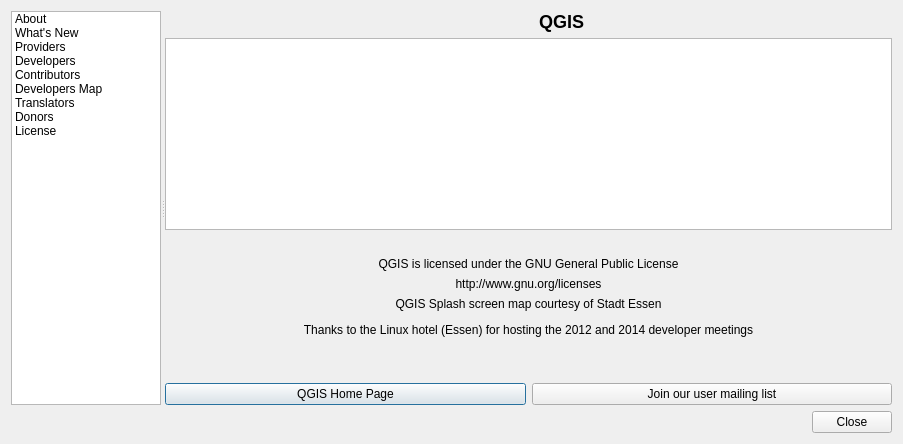
Above: src/ui/qgsabout.ui from nextgis/nextgisqgis before the change. Below: the same form after it.
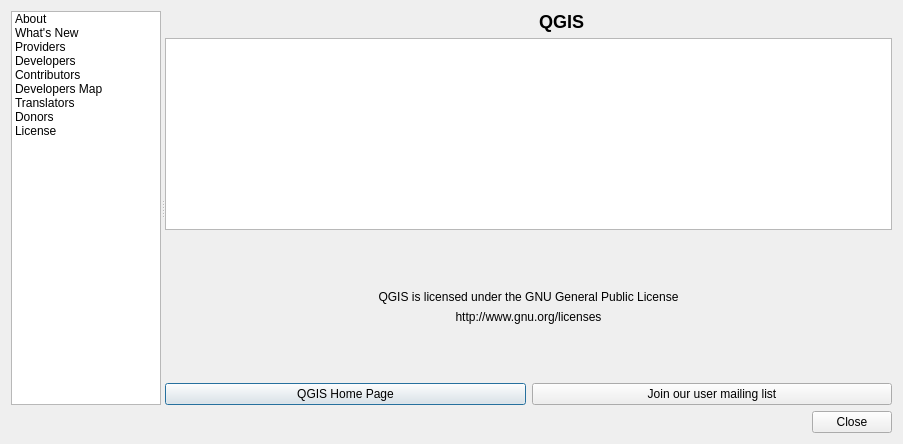
That is the form after the change. Icons and pictures are not drawn. Custom widgets are drawn as their Qt base class.

```diff
--- a/src/ui/qgsabout.ui
+++ b/src/ui/qgsabout.ui
@@ -238,16 +238,6 @@
              </property>
             </widget>
            </item>
-           <item>
-            <widget class="QLabel" name="label">
-             <property name="text">
-              <string>&lt;p&gt;QGIS Splash screen map courtesy of Stadt Essen&lt;/p&gt;&lt;p&gt;Thanks to the Linux hotel (Essen) for hosting the 2012 and 2014 developer meetings&lt;/p&gt;</string>
-             </property>
-             <property name="alignment">
-              <set>Qt::AlignCenter</set>
-             </property>
-            </widget>
-           </item>
            <item>
             <spacer name="spacer">
              <property name="orientation">
```
